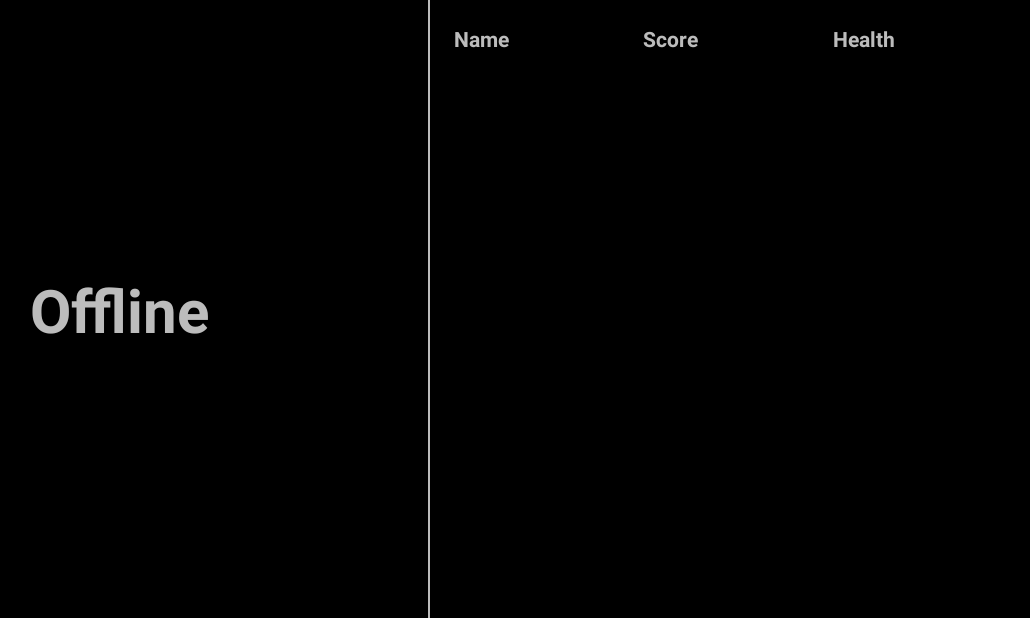
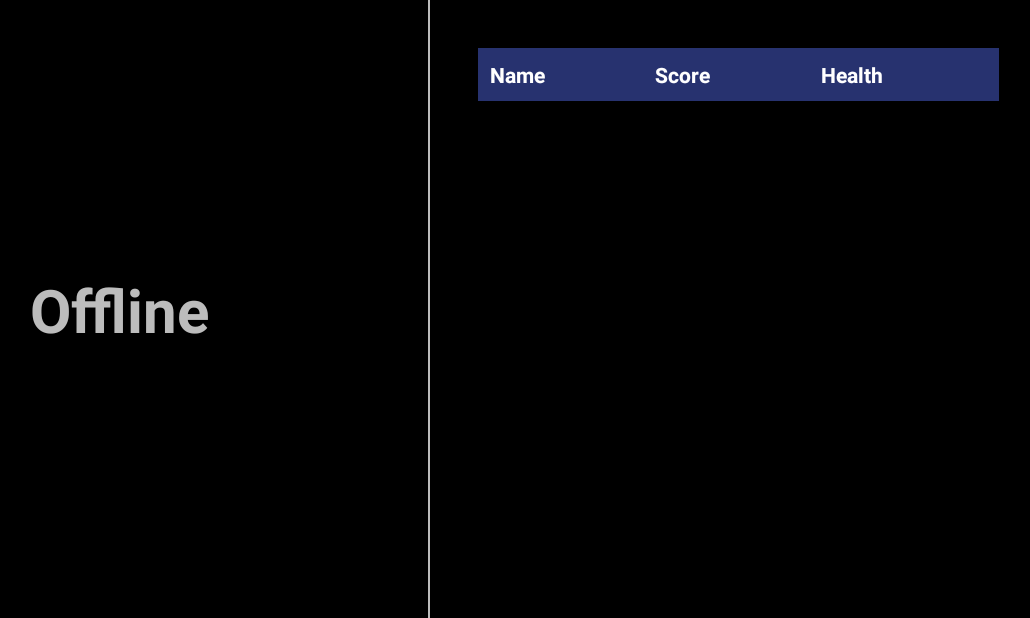
Before and after one commit to shifty-eyed/lasertag-android, an Android app: the screen it shows after launch (MainActivity), on a phone screen of 824 x 412 dp (held sideways). Shown: the whole screen, without its empty margins (189-1219 px from the left). Run offline under Robolectric (Android 15) with nearby library versions, the phone set to English and light mode, and no system bars.

Commit message:
table style and private props

```diff
--- a/app/build.gradle.kts
+++ b/app/build.gradle.kts
@@ -9,7 +9,7 @@ android {
 
     defaultConfig {
         applicationId = "net.lasertag"
-        minSdk = 24
+        minSdk = 26
         targetSdk = 34
         versionCode = 1
         versionName = "1.0"
--- /dev/null
+++ b/app/src/main/java/net/lasertag/Config.java
@@ -0,0 +1,51 @@
+package net.lasertag;
+
+import static android.content.Context.MODE_PRIVATE;
+
+import android.content.Context;
+import android.content.SharedPreferences;
+
+import java.net.InetAddress;
+
+public class Config {
+
+    public static final String TAG = "Lasertag";
+    public static final String CHANNEL_ID = "LasertagForegroundServiceChannel";
+
+    private static final String PREFS_NAME = "LaserTagPrefs";
+    private static final String PLAYER_ID_KEY = "player_id";
+    public static final int DEFAULT_PLAYER_ID = 1;
+    private static final String SERVER_IP = "server_ip";
+    private static final String DEFAULT_SERVER_IP = "192.168.4.95";
+
+    public static final int STATE_IDLE = 0;
+    public static final int STATE_GAME = 1;
+    public static final int STATE_DEAD = 2;
+    public static final int STATE_OFFLINE = 3;
+
+    public static final int SERVER_PORT = 9878;
+    public static final long HEARTBEAT_INTERVAL = 2000;
+    public static final long HEARTBEAT_TIMEOUT = 5000;
+
+
+    private final byte playerId;
+    private final InetAddress serverAddress;
+
+    public Config(Context context) {
+        SharedPreferences prefs = context.getSharedPreferences(PREFS_NAME, MODE_PRIVATE);
+        playerId = (byte)prefs.getInt(PLAYER_ID_KEY, DEFAULT_PLAYER_ID);
+        try {
+            serverAddress = InetAddress.getByName(prefs.getString(SERVER_IP, DEFAULT_SERVER_IP));
+        } catch (Exception e) {
+            throw new IllegalArgumentException(e);
+        }
+    }
+
+    public byte getPlayerId() {
+        return playerId;
+    }
+
+    public InetAddress getServerAddress() {
+        return serverAddress;
+    }
+}
--- /dev/null
+++ b/app/src/main/res/drawable/table_row_border.xml
@@ -0,0 +1,6 @@
+<?xml version="1.0" encoding="utf-8"?>
+<shape xmlns:android="http://schemas.android.com/apk/res/android">
+    <solid android:color="@color/tableRowBackground" />
+    <stroke android:width="1dp" android:color="@color/borderColor" />
+    <corners android:radius="0dp" />
+</shape>
--- a/app/src/main/res/layout/activity_main.xml
+++ b/app/src/main/res/layout/activity_main.xml
@@ -160,13 +160,18 @@
         <TableLayout
             android:id="@+id/players_table"
             android:layout_width="match_parent"
-            android:layout_height="wrap_content">
+            android:layout_height="wrap_content"
+            android:padding="16dp"
+            android:stretchColumns="1"
+            >
 
             <!-- Table Header -->
-            <TableRow>
+            <TableRow
+                android:background="@color/tableHeaderBackground"
+                android:padding="8dp">
                 <TextView
                     android:text="Name"
-                    android:textColor="@color/grey"
+                    android:textColor="@color/headerTextColor"
                     android:textStyle="bold"
                     android:layout_weight="1"
                     android:layout_width="0dp"
@@ -175,7 +180,7 @@
                 <TextView
                     android:text="Score"
                     android:textStyle="bold"
-                    android:textColor="@color/grey"
+                    android:textColor="@color/headerTextColor"
                     android:layout_weight="1"
                     android:layout_width="0dp"
                     android:layout_height="wrap_content" />
@@ -183,7 +188,7 @@
                 <TextView
                     android:text="Health"
                     android:textStyle="bold"
-                    android:textColor="@color/grey"
+                    android:textColor="@color/headerTextColor"
                     android:layout_weight="1"
                     android:layout_width="0dp"
                     android:layout_height="wrap_content" />
--- a/app/src/main/res/values/colors.xml
+++ b/app/src/main/res/values/colors.xml
@@ -3,5 +3,10 @@
     <color name="black">#FF000000</color>
     <color name="white">#FFFFFFFF</color>
     <color name="grey">#BCBCBC</color>
+    <color name="tableBackground">#0A0A0A</color>
+    <color name="tableHeaderBackground">#27326F</color>
+    <color name="headerTextColor">#FFFFFF</color>
+    <color name="tableRowBackground">#404040</color>
+    <color name="borderColor">#666666</color>
 
 </resources>
```
Also changed, not shown: app/src/main/java/net/lasertag/MainActivity.java (+14 -9 lines), app/src/main/java/net/lasertag/NetworkService.java (+6 -16 lines).
